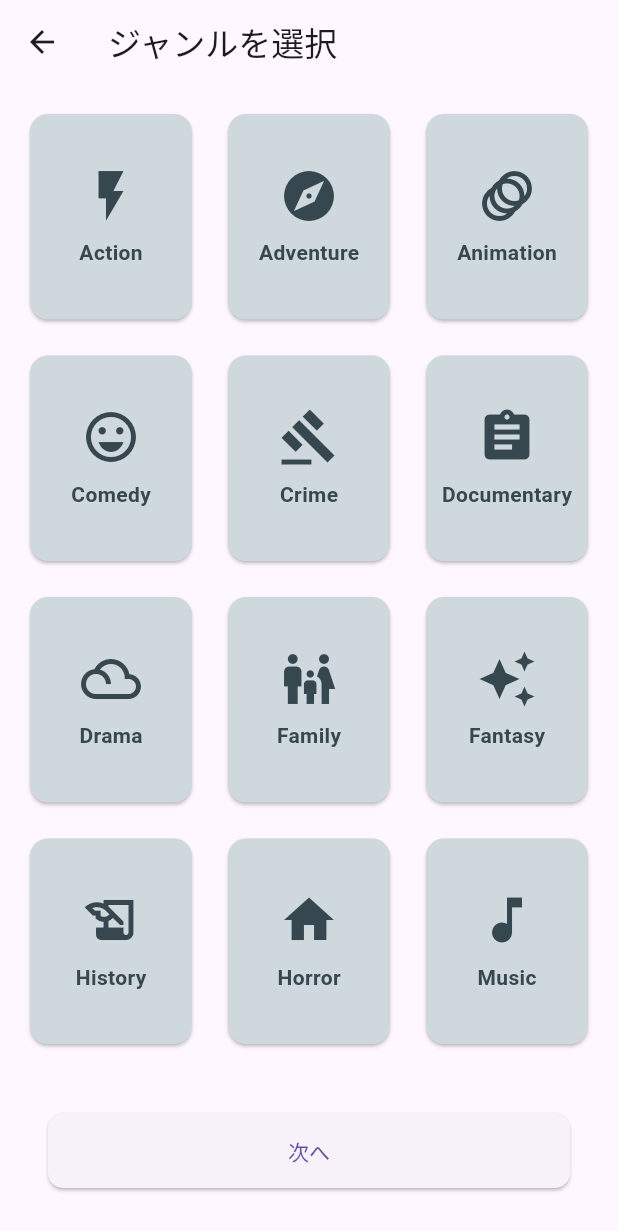
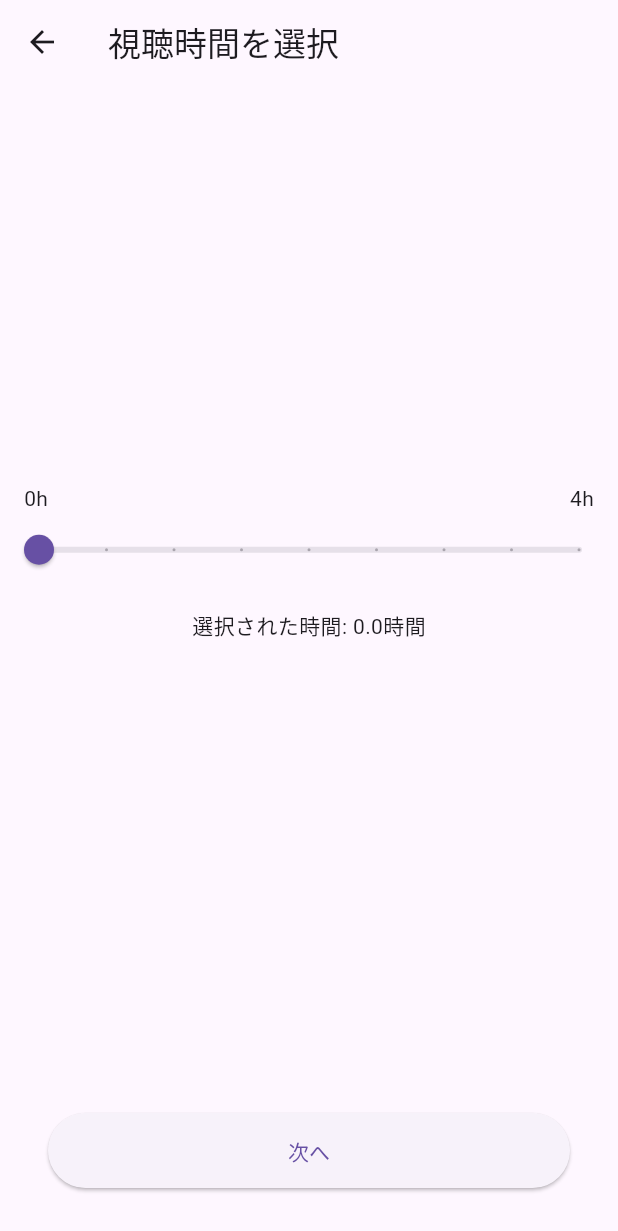
Before and after one commit to 21solclaro/cinematch, a Flutter app: the GenreScreen screen opened directly, after a tap on "次へ", on a phone screen of 412 x 824 dp. Shown: the top 1231 px of the screen. Run offline on Flutter 3.47's test engine with Material 3 defaults, Android fonts, the phone set to English and light mode, and no system bars; our stand-ins replace flutter_dotenv.

Commit message:
add: Implement UI for runtime selection screen.

```diff
--- a/lib/screens/genre_screen.dart
+++ b/lib/screens/genre_screen.dart
@@ -1,3 +1,4 @@
+import 'package:cinematch/screens/runtime_screen.dart';
 import 'package:flutter/material.dart';
 
 class GenreScreen extends StatelessWidget {
@@ -66,7 +67,8 @@ class GenreScreen extends StatelessWidget {
         padding: const EdgeInsets.all(32.0),
         child: ElevatedButton(
           onPressed: () {
-            // Navigator.push(context, MaterialPageRoute(builder: (context) => NextScreen()));
+            Navigator.push(context,
+                MaterialPageRoute(builder: (context) => const RuntimeScreen()));
           },
           style: ElevatedButton.styleFrom(
             minimumSize: const Size(double.infinity, 50),
--- /dev/null
+++ b/lib/screens/runtime_screen.dart
@@ -0,0 +1,62 @@
+import 'package:flutter/material.dart';
+
+class RuntimeScreen extends StatefulWidget {
+  const RuntimeScreen({super.key});
+
+  @override
+  _RuntimeScreenState createState() => _RuntimeScreenState();
+}
+
+class _RuntimeScreenState extends State<RuntimeScreen> {
+  double _selectedDuration = 0;
+
+  @override
+  Widget build(BuildContext context) {
+    return Scaffold(
+      appBar: AppBar(
+        title: const Text('視聴時間を選択'),
+      ),
+      body: Column(
+        mainAxisAlignment: MainAxisAlignment.center,
+        children: <Widget>[
+          const Padding(
+            padding: EdgeInsets.symmetric(horizontal: 16.0),
+            child: Row(
+              mainAxisAlignment: MainAxisAlignment.spaceBetween,
+              children: [
+                Text('0h'),
+                Text('4h'),
+              ],
+            ),
+          ),
+          Slider(
+            value: _selectedDuration,
+            min: 0,
+            max: 4,
+            divisions: 8,
+            label: '${_selectedDuration.toStringAsFixed(1)}h',
+            onChanged: (double value) {
+              setState(() {
+                _selectedDuration = value;
+              });
+            },
+          ),
+          Padding(
+            padding: const EdgeInsets.all(16.0),
+            child: Text('選択された時間: ${_selectedDuration.toStringAsFixed(1)}時間'),
+          ),
+        ],
+      ),
+      bottomNavigationBar: Padding(
+        padding: const EdgeInsets.all(32.0),
+        child: ElevatedButton(
+          onPressed: () {},
+          style: ElevatedButton.styleFrom(
+            minimumSize: const Size(double.infinity, 50),
+          ),
+          child: const Text('次へ'),
+        ),
+      ),
+    );
+  }
+}
```
